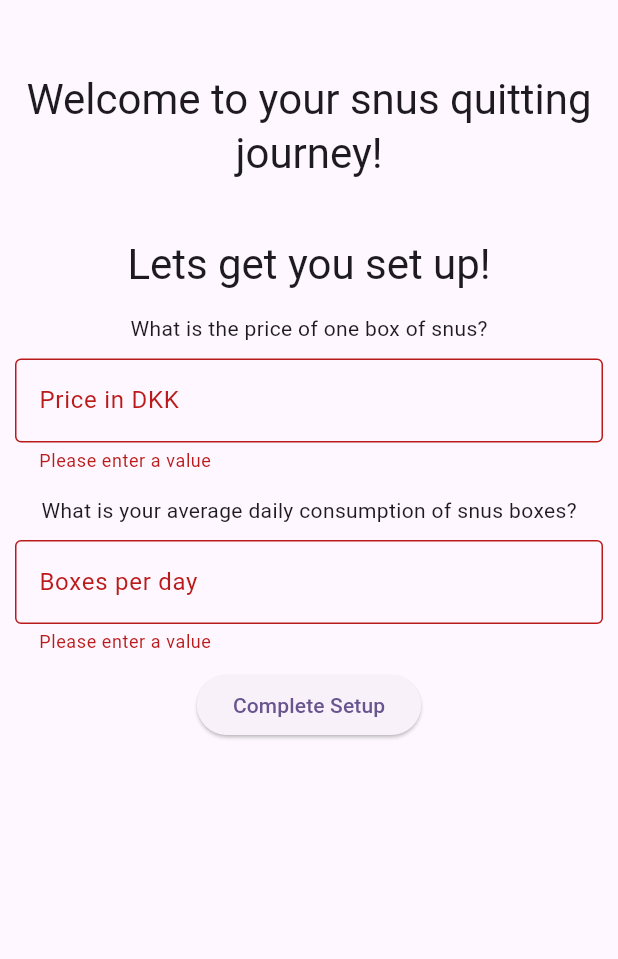
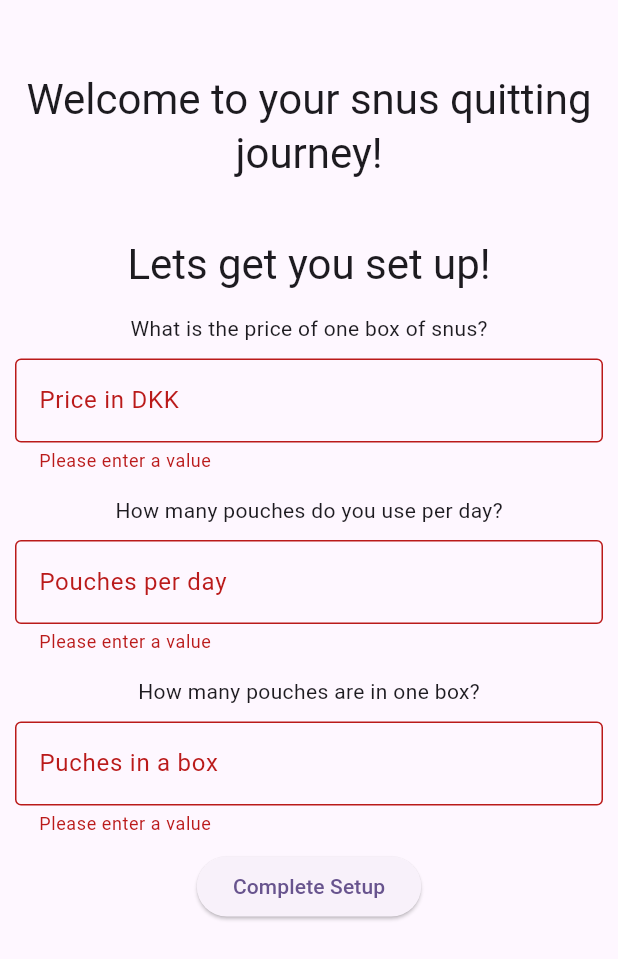
Before and after one commit to Maksi333/projectsmoke, a Flutter app: the screen it shows after launch, after a tap on "Complete Setup", on a phone screen of 412 x 824 dp. Shown: the top 959 px of the screen. Run offline on Flutter 3.47's test engine with Material 3 defaults, Android fonts, the phone set to English and light mode, and no system bars; our stand-ins replace shared_preferences.

Commit message:
A bunch o stuff

```diff
--- a/lib/main.dart
+++ b/lib/main.dart
@@ -4,7 +4,9 @@ import 'setup.dart';
 import 'stats.dart';
 import 'home.dart';
 import 'money_saved.dart';
+import 'Controller/main_controller.dart';
 
+MainController controller = MainController();
 void main() {
   runApp(const MyApp());
 }
@@ -38,8 +40,14 @@ class _MyHomePageState extends State<MyHomePage> {
   @override
   void initState() {
     super.initState();
-    tempSetup(); //remove later
+    initializeApp();
     //_checkSetupStatus(); implement this again
+  }
+
+  Future<void> initializeApp() async {
+    await loadSetup();
+    await _checkSetupStatus();
+    setState(() {});
   }
 
   //todo
@@ -115,11 +123,22 @@ class _MyHomePageState extends State<MyHomePage> {
     );
   }
 
-  void tempSetup() async {
-    final pref = await SharedPreferences.getInstance();
-    await pref.setBool('setup_done', true);
-    setState(() {
-      isSetupDone = false;
-    });
+  Future<void> loadSetup() async {
+    final prefs = await SharedPreferences.getInstance();
+    controller.boxPrice = prefs.getDouble('boxPrice') ?? -1;
+    controller.pouchesPerDay = prefs.getInt('pouchesPerDay') ?? -1;
+    controller.pouchesInBox = prefs.getInt('pouchesInBox') ?? -1;
+    String? startDateString = prefs.getString('startDate');
+    if (startDateString != null) {
+      controller.startDate = DateTime.parse(startDateString);
+    }
   }
+
+  // void tempSetup() async {
+  //   final pref = await SharedPreferences.getInstance();
+  //   await pref.setBool('setup_done', true);
+  //   setState(() {
+  //     isSetupDone = false;
+  //   });
+  // }
 }
--- a/lib/setup.dart
+++ b/lib/setup.dart
@@ -1,5 +1,9 @@
 import 'package:flutter/material.dart';
 import 'package:flutter/services.dart';
+import 'package:shared_preferences/shared_preferences.dart';
+import 'Controller/main_controller.dart';
+
+MainController controller = MainController();
 
 class SetupPage extends StatelessWidget {
   final VoidCallback onSetupComplete;
@@ -54,6 +58,9 @@ class SetupPage extends StatelessWidget {
                     }
                     return null;
                   },
+                  onSaved: (value) {
+                    controller.boxPrice = double.parse(value!);
+                  },
                   decoration: const InputDecoration(
                     border: OutlineInputBorder(),
                     labelText: 'Price in DKK',
@@ -63,7 +70,7 @@ class SetupPage extends StatelessWidget {
               Padding(
                 padding: const EdgeInsets.only(top: 15.0, bottom: 10),
                 child: Text(
-                  'What is your average daily consumption of snus boxes?',
+                  'How many pouches do you use per day?',
                   style: Theme.of(context).textTheme.bodyMedium,
                 ),
               ),
@@ -78,18 +85,51 @@ class SetupPage extends StatelessWidget {
                     }
                     return null;
                   },
+                  onSaved: (value) {
+                    controller.pouchesPerDay = int.parse(value!);
+                  },
                   decoration: const InputDecoration(
                     border: OutlineInputBorder(),
-                    labelText: 'Boxes per day',
+                    labelText: 'Pouches per day',
+                  ),
+                ),
+              ),
+              Padding(
+                padding: const EdgeInsets.only(top: 15.0, bottom: 10),
+                child: Text(
+                  'How many pouches are in one box?',
+                  style: Theme.of(context).textTheme.bodyMedium,
+                ),
+              ),
+              Padding(
+                padding: const EdgeInsets.symmetric(horizontal: 10),
+                child: TextFormField(
+                  keyboardType: TextInputType.number,
+                  inputFormatters: [FilteringTextInputFormatter.digitsOnly],
+                  validator: (value) {
+                    if (value == null || value.isEmpty) {
+                      return 'Please enter a value';
+                    }
+                    return null;
+                  },
+                  onSaved: (value) {
+                    controller.pouchesInBox = int.parse(value!);
+                  },
+                  decoration: const InputDecoration(
+                    border: OutlineInputBorder(),
+                    labelText: 'Puches in a box',
                   ),
                 ),
               ),
               Padding(
                 padding: const EdgeInsets.all(10.0),
                 child: ElevatedButton(
-                  onPressed: () {
+                  onPressed: () async {
                     if (formKey.currentState!.validate()) {
+                      formKey.currentState!.save();
+                      controller.startDate = DateTime.now();
                       onSetupComplete();
+                      await saveSetup();
                     }
                   },
                   child: const Text('Complete Setup'),
@@ -101,4 +141,12 @@ class SetupPage extends StatelessWidget {
       ),
     );
   }
+
+  Future<void> saveSetup() async {
+    final prefs = await SharedPreferences.getInstance();
+    await prefs.setDouble('boxPrice', controller.boxPrice);
+    await prefs.setInt('pouchesPerDay', controller.pouchesPerDay);
+    await prefs.setInt('pouchesInBox', controller.pouchesInBox);
+    await prefs.setString('startDate', controller.startDate.toIso8601String());
+  }
 }
```
Also changed, not shown: lib/Controller/main_controller.dart (+28 -12 lines), lib/home.dart (+6 -5 lines).
